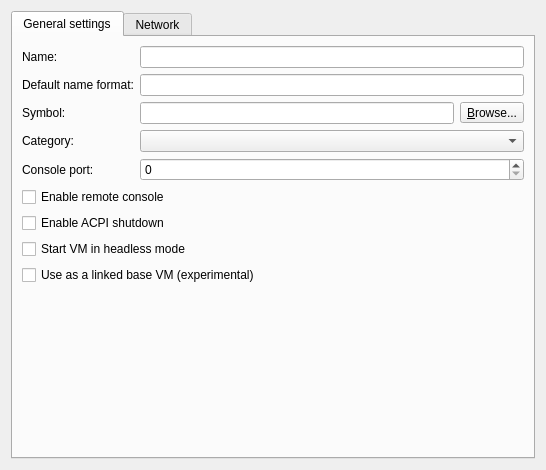
GNS3/gns3-gui, file gns3/modules/vmware/ui/vmware_vm_configuration_page.ui: the form before one commit.
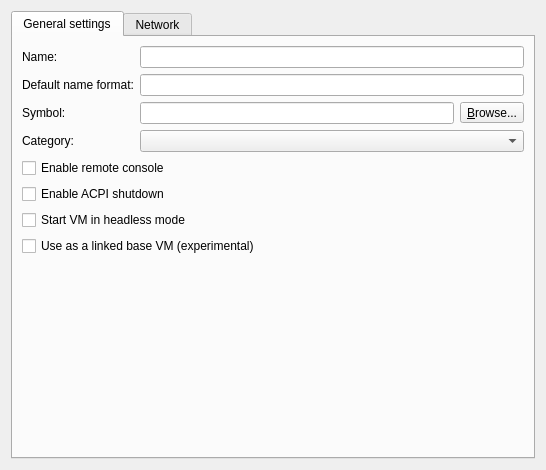
The form after the commit.

Commit message: Remove manual console port choice. Fixes #1167.

```diff
--- a/gns3/modules/vmware/ui/vmware_vm_configuration_page.ui
+++ b/gns3/modules/vmware/ui/vmware_vm_configuration_page.ui
@@ -51,31 +51,7 @@
          </property>
         </widget>
        </item>
-       <item row="0" column="0">
-        <widget class="QLabel" name="uiNameLabel">
-         <property name="text">
-          <string>Name:</string>
-         </property>
-        </widget>
-       </item>
-       <item row="8" column="0" colspan="2">
-        <widget class="QCheckBox" name="uiBaseVMCheckBox">
-         <property name="enabled">
-          <bool>true</bool>
-         </property>
-         <property name="text">
-          <string>Use as a linked base VM (experimental)</string>
-         </property>
-        </widget>
-       </item>
-       <item row="5" column="0" colspan="2">
-        <widget class="QCheckBox" name="uiEnableConsoleCheckBox">
-         <property name="text">
-          <string>Enable remote console</string>
-         </property>
-        </widget>
-       </item>
-       <item row="9" column="0">
+       <item row="8" column="0">
         <spacer name="verticalSpacer">
          <property name="orientation">
           <enum>Qt::Vertical</enum>
@@ -88,17 +64,27 @@
          </property>
         </spacer>
        </item>
-       <item row="4" column="1">
-        <widget class="QSpinBox" name="uiConsolePortSpinBox">
-         <property name="maximum">
-          <number>65535</number>
+       <item row="0" column="0">
+        <widget class="QLabel" name="uiNameLabel">
+         <property name="text">
+          <string>Name:</string>
          </property>
         </widget>
        </item>
-       <item row="4" column="0">
-        <widget class="QLabel" name="uiConsolePortLabel">
+       <item row="7" column="0" colspan="2">
+        <widget class="QCheckBox" name="uiBaseVMCheckBox">
+         <property name="enabled">
+          <bool>true</bool>
+         </property>
          <property name="text">
-          <string>Console port:</string>
+          <string>Use as a linked base VM (experimental)</string>
+         </property>
+        </widget>
+       </item>
+       <item row="4" column="0" colspan="2">
+        <widget class="QCheckBox" name="uiEnableConsoleCheckBox">
+         <property name="text">
+          <string>Enable remote console</string>
          </property>
         </widget>
        </item>
@@ -112,14 +98,14 @@
        <item row="0" column="1">
         <widget class="QLineEdit" name="uiNameLineEdit"/>
        </item>
-       <item row="6" column="0" colspan="2">
+       <item row="5" column="0" colspan="2">
         <widget class="QCheckBox" name="uiACPIShutdownCheckBox">
          <property name="text">
           <string>Enable ACPI shutdown</string>
          </property>
         </widget>
        </item>
-       <item row="7" column="0" colspan="2">
+       <item row="6" column="0" colspan="2">
         <widget class="QCheckBox" name="uiHeadlessModeCheckBox">
          <property name="text">
           <string>Start VM in headless mode</string>
```
The commit also changes 20 other files.
